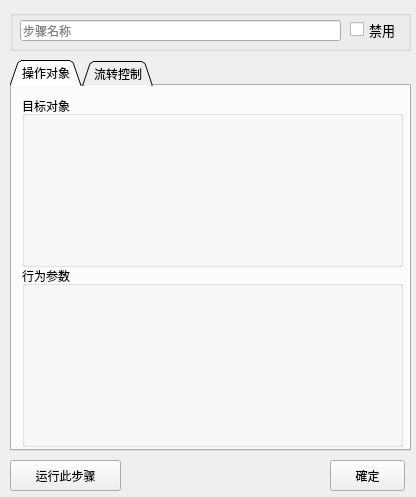
The window that src/seebot/seebot/ide/editor.ui (itishsy/seebot) describes before a commit, drawn with Qt 5.
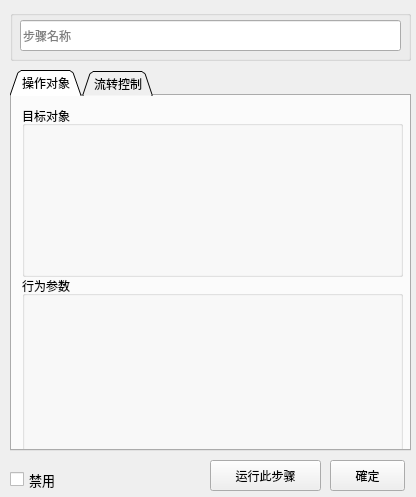
The same window after the commit.

```diff
--- a/src/seebot/seebot/ide/editor.ui
+++ b/src/seebot/seebot/ide/editor.ui
@@ -29,9 +29,9 @@
    <property name="geometry">
     <rect>
      <x>10</x>
-     <y>60</y>
+     <y>70</y>
      <width>401</width>
-     <height>391</height>
+     <height>381</height>
     </rect>
    </property>
    <property name="baseSize">
@@ -333,7 +333,7 @@
   <widget class="QPushButton" name="btn_run">
    <property name="geometry">
     <rect>
-     <x>10</x>
+     <x>210</x>
      <y>460</y>
      <width>111</width>
      <height>31</height>
@@ -362,7 +362,7 @@
      <x>10</x>
      <y>10</y>
      <width>401</width>
-     <height>41</height>
+     <height>51</height>
     </rect>
    </property>
    <property name="title">
@@ -373,19 +373,20 @@
      <rect>
       <x>10</x>
       <y>10</y>
-      <width>321</width>
-      <height>21</height>
+      <width>381</width>
+      <height>31</height>
      </rect>
     </property>
     <property name="placeholderText">
      <string>步骤名称</string>
     </property>
    </widget>
+  </widget>
    <widget class="QCheckBox" name="fid_status">
     <property name="geometry">
      <rect>
-      <x>340</x>
-      <y>10</y>
+     <x>10</x>
+     <y>470</y>
       <width>61</width>
       <height>19</height>
      </rect>
@@ -398,7 +399,6 @@
     <property name="text">
      <string>禁用</string>
     </property>
-   </widget>
   </widget>
  </widget>
  <resources/>
```
Lines whose indentation alone changed are shown as unchanged.
